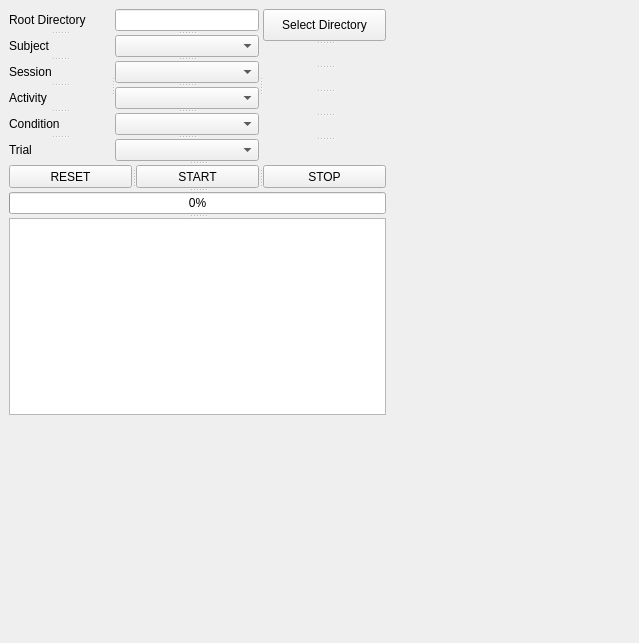
First picture: the form in src/gear_gui/gear_playback/resource/gear_playback.ui, repository prarobo/gear, before the edit.
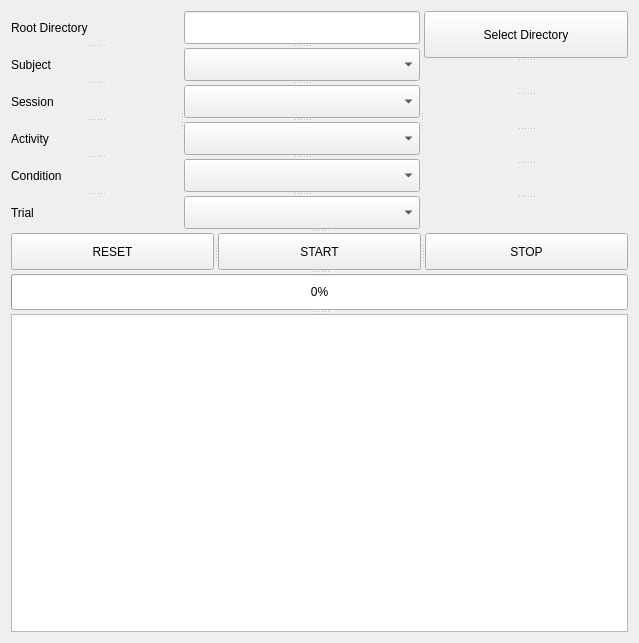
Second picture: the form after the edit.

What changed in the file:
```diff
--- a/src/gear_gui/gear_playback/resource/gear_playback.ui
+++ b/src/gear_gui/gear_playback/resource/gear_playback.ui
@@ -19,15 +19,9 @@
   <property name="windowTitle">
    <string>Form</string>
   </property>
+  <layout class="QGridLayout" name="gridLayout">
+   <item row="0" column="0">
   <widget class="QSplitter" name="splitter_6">
-   <property name="geometry">
-    <rect>
-     <x>9</x>
-     <y>9</y>
-     <width>377</width>
-     <height>406</height>
-    </rect>
-   </property>
    <property name="orientation">
     <enum>Qt::Vertical</enum>
    </property>
@@ -214,6 +208,8 @@
     </property>
    </widget>
   </widget>
+   </item>
+  </layout>
  </widget>
  <resources/>
  <connections/>
```
Lines whose indentation alone changed are shown as unchanged.
